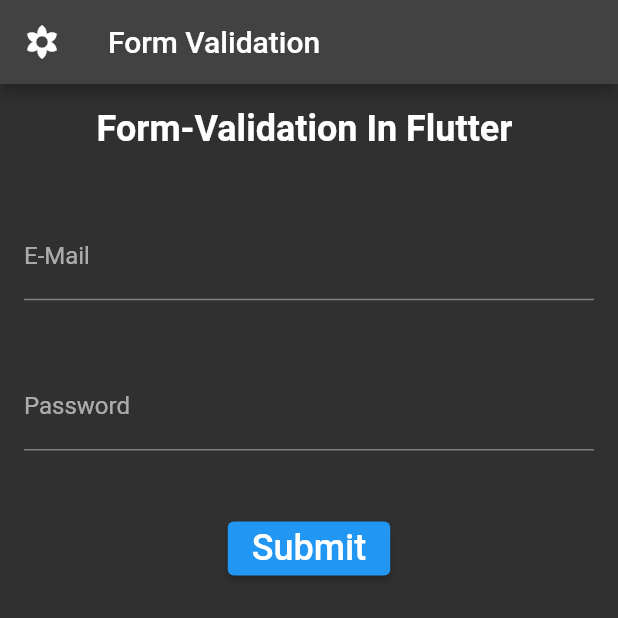
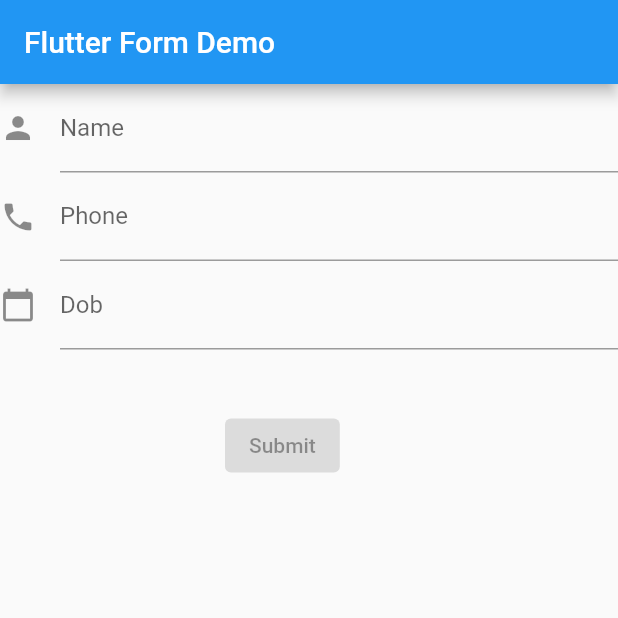
Before and after one commit to malkthere/Form-Validation-, a Flutter app: the screen it shows after launch, on a phone screen of 412 x 824 dp, the top half of it. Run offline on Flutter 3.47's test engine with Material 2 defaults, Android fonts, the phone set to English and light mode, and no system bars.

Commit message:
creating a form

```diff
--- a/lib/main.dart
+++ b/lib/main.dart
@@ -5,117 +5,68 @@ void main() => runApp(MyApp());
 class MyApp extends StatelessWidget {
   @override
   Widget build(BuildContext context) {
+    final appTitle = 'Flutter Form Demo';
     return MaterialApp(
-      home: HomePage(),
-      theme: ThemeData(
-        brightness: Brightness.dark,
+      title: appTitle,
+      home: Scaffold(
+        appBar: AppBar(
+          title: Text(appTitle),
+        ),
+        body: MyCustomForm(),
       ),
     );
   }
 }
-
-class HomePage extends StatefulWidget {
+// Create a Form widget.
+class MyCustomForm extends StatefulWidget {
   @override
-  _HomePageState createState() => _HomePageState();
+  MyCustomFormState createState() {
+    return MyCustomFormState();
   }
-
-class _HomePageState extends State<HomePage> {
-  var _formKey = GlobalKey<FormState>();
-  var isLoading = false;
-
-  void _submit() {
-    final isValid = _formKey.currentState?.validate();
-    if (!isValid!) {
-            return;
-    }else{
-      print("information is Validated");
 }
-    _formKey.currentState?.save();
-  }
+// Create a corresponding State class. This class holds data related to the form.
+class MyCustomFormState extends State<MyCustomForm> {
+  // Create a global key that uniquely identifies the Form widget
+  // and allows validation of the form.
+  final _formKey = GlobalKey<FormState>();
 
   @override
   Widget build(BuildContext context) {
-    return Scaffold(
-      appBar: AppBar(
-        title: Text("Form Validation"),
-        leading: Icon(Icons.filter_vintage),
-      ),
-      //body
-      body: Padding(
-        padding: const EdgeInsets.all(16.0),
-        //form
-        child: Form(
+    // Build a Form widget using the _formKey created above.
+    return Form(
       key: _formKey,
       child: Column(
+        crossAxisAlignment: CrossAxisAlignment.start,
         children: <Widget>[
-              Text(
-                "Form-Validation In Flutter ",
-                style: TextStyle(fontSize: 24.0, fontWeight: FontWeight.bold),
+          TextFormField(
+            decoration: const InputDecoration(
+              icon: const Icon(Icons.person),
+              hintText: 'Enter your name',
+              labelText: 'Name',
             ),
-              //styling
-              SizedBox(
-                height: MediaQuery.of(context).size.width * 0.1,
           ),
           TextFormField(
-                decoration: InputDecoration(labelText: 'E-Mail'),
-                keyboardType: TextInputType.emailAddress,
-                onFieldSubmitted: (value) {
-                  //Validator
-                },
-                validator: (value) {
-                  if (value!.isEmpty ||
-                      !RegExp(r"^[a-zA-Z0-9.a-zA-Z0-9.!#$%&'*+-/=?^_`{|}~]+@[a-zA-Z0-9]+\.[a-zA-Z]+")
-                          .hasMatch(value!)) {
-                    return 'Enter a valid email!';
-                  }
-                  return null;
-                },
-              ),
-              //box styling
-              SizedBox(
-                height: MediaQuery.of(context).size.width * 0.1,
-              ),
-              //text input
-              TextFormField(
-                decoration: InputDecoration(labelText: 'Password'),
-                keyboardType: TextInputType.emailAddress,
-                onFieldSubmitted: (value) {},
-                obscureText: true,
-                validator: (value) {
-                  if (value!.isEmpty) {
-                    return 'Enter a valid password!';
-                  }else if (value!.length<8) {
-                    return ' password should be at least 8 chars';
-                  }else if (!RegExp("[a-z]").hasMatch(value!)) {
-                    return ' password should at least one lowercase chars';
-                  }else if (!RegExp("[A-Z]").hasMatch(value!)) {
-                    return ' password should at least one uppercase chars';
-                  }else if (!RegExp("[!#\$%&'*+-/=?^_`{|}~@]").hasMatch(value!)) {
-                    return ' password should at least one symbol';
-                  }else if (!RegExp("[0-9]").hasMatch(value!)) {
-                    return ' password should at least one number';
-                  }
-                  return null;
-                },
-              ),
-              SizedBox(
-                height: MediaQuery.of(context).size.width * 0.1,
-              ),
-              ElevatedButton(
-
-                child: Text(
-                  "Submit",
-                  style: TextStyle(
-                    fontSize: 24.0,
+            decoration: const InputDecoration(
+              icon: const Icon(Icons.phone),
+              hintText: 'Enter a phone number',
+              labelText: 'Phone',
             ),
           ),
-                onPressed: () => _submit(),
-              )
-            ],
+          TextFormField(
+            decoration: const InputDecoration(
+              icon: const Icon(Icons.calendar_today),
+              hintText: 'Enter your date of birth',
+              labelText: 'Dob',
             ),
           ),
+          new Container(
+              padding: const EdgeInsets.only(left: 150.0, top: 40.0),
+              child: new ElevatedButton(
+                child: const Text('Submit'),
+                onPressed: null,
+              )),
+        ],
       ),
     );
   }
 }
-//https://github.com/malkthere/Form-Validation-.git
```
Lines whose indentation alone changed are shown as unchanged.
